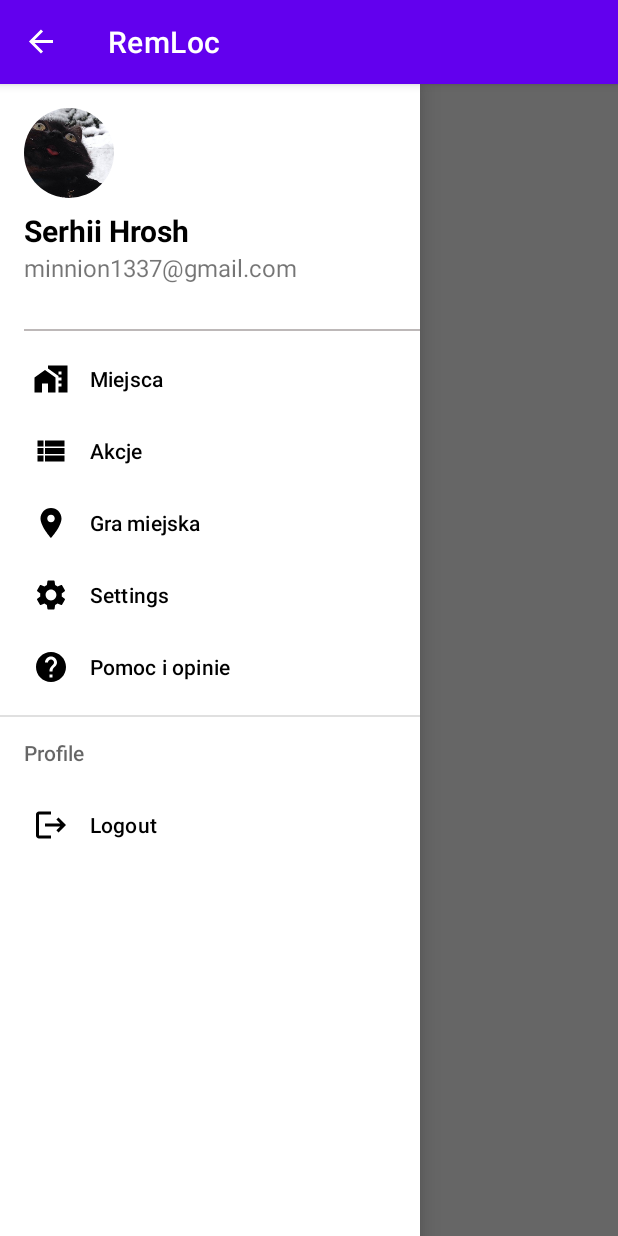
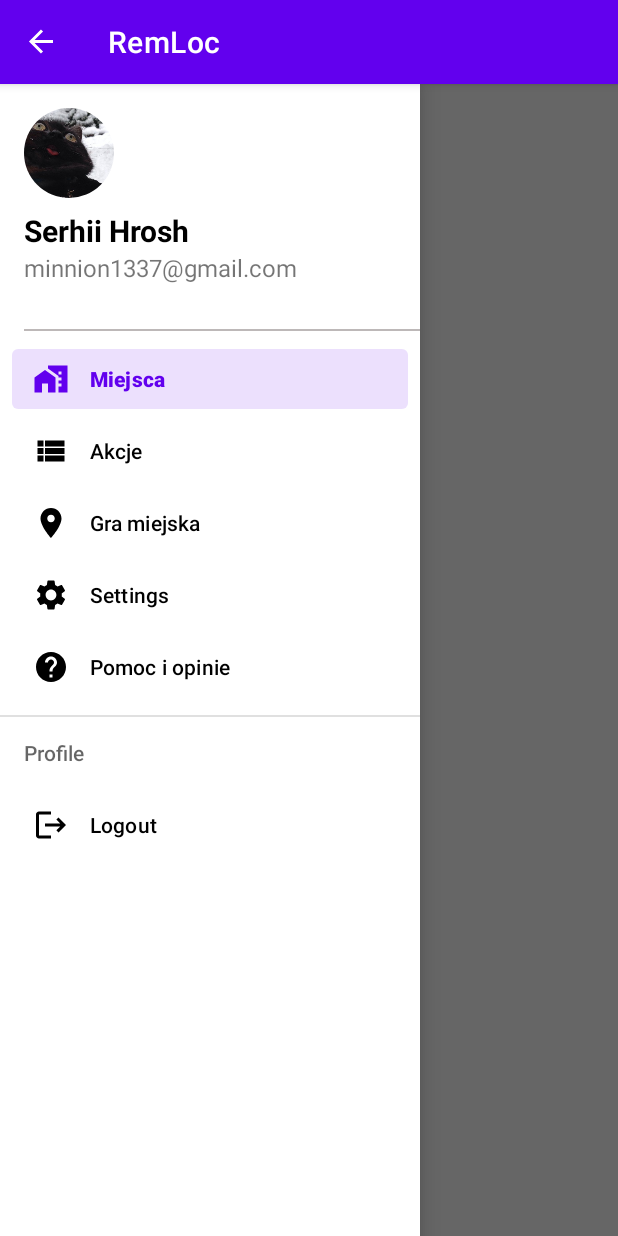
Before and after one commit to minni0n/Remloc, an Android app: the HomeActivity screen opened directly, with no data from a screen before it, after a tap on "Miejsca", on a phone screen of 412 x 824 dp. Run offline under Robolectric (Android 15) with nearby library versions, the phone set to English and light mode, and no system bars; our stand-ins replace CircleImageView; 1 statement that could not run was skipped; 1 other tap on this screen came first.

Commit message:
some bigger app

```diff
--- a/app/build.gradle
+++ b/app/build.gradle
@@ -48,6 +48,7 @@ dependencies {
     implementation 'androidx.constraintlayout:constraintlayout:2.1.3'
     implementation 'com.google.firebase:firebase-auth:21.0.4'
     implementation 'de.hdodenhof:circleimageview:3.1.0'
+    implementation 'androidx.legacy:legacy-support-v4:1.0.0'
     testImplementation 'junit:junit:4.13.2'
     androidTestImplementation 'androidx.test.ext:junit:1.1.3'
     androidTestImplementation 'androidx.test.espresso:espresso-core:3.4.0'
--- a/app/src/main/java/com/example/remloc1/HomeActivity.kt
+++ b/app/src/main/java/com/example/remloc1/HomeActivity.kt
@@ -1,22 +1,30 @@
 package com.example.remloc1
 
+import android.content.Intent
 import androidx.appcompat.app.AppCompatActivity
 import android.os.Bundle
 import android.view.MenuItem
 import android.widget.Toast
 import androidx.appcompat.app.ActionBarDrawerToggle
 import androidx.drawerlayout.widget.DrawerLayout
+import androidx.fragment.app.Fragment
+import com.google.android.gms.auth.api.signin.GoogleSignIn
+import com.google.android.gms.auth.api.signin.GoogleSignInClient
+import com.google.android.gms.auth.api.signin.GoogleSignInOptions
 import com.google.android.material.navigation.NavigationView
+import kotlinx.android.synthetic.main.activity_dashboard.*
 
 class HomeActivity : AppCompatActivity() {
 
+    lateinit var mGoogleSignInClient: GoogleSignInClient
     lateinit var toggle: ActionBarDrawerToggle
+    lateinit var drawerLayout: DrawerLayout
 
     override fun onCreate(savedInstanceState: Bundle?) {
         super.onCreate(savedInstanceState)
         setContentView(R.layout.activity_home)
 
-        val drawerLayout : DrawerLayout = findViewById(R.id.drawerLayout)
+        drawerLayout = findViewById(R.id.drawerLayout)
         val navView : NavigationView = findViewById(R.id.nav_view)
 
         toggle = ActionBarDrawerToggle(this, drawerLayout, R.string.open, R.string.close)
@@ -27,21 +35,51 @@ class HomeActivity : AppCompatActivity() {
 
         navView.setNavigationItemSelectedListener {
 
+            it.isChecked = true
+
             when(it.itemId){
 
-                R.id.nav_places -> Toast.makeText(applicationContext, "Clicked Miejsca", Toast.LENGTH_SHORT).show()
-                R.id.nav_actions -> Toast.makeText(applicationContext, "Clicked Akcje", Toast.LENGTH_SHORT).show()
-                R.id.nav_game_miejska -> Toast.makeText(applicationContext, "Clicked Gra miejska", Toast.LENGTH_SHORT).show()
-                R.id.nav_settings -> Toast.makeText(applicationContext, "Clicked Settings", Toast.LENGTH_SHORT).show()
-                R.id.nav_help_review -> Toast.makeText(applicationContext, "Clicked Pomoc i opinie", Toast.LENGTH_SHORT).show()
-                R.id.nav_logout -> Toast.makeText(applicationContext, "Clicked Logout", Toast.LENGTH_SHORT).show()
-
+                R.id.nav_places -> replaceFragment(PlacesFragment(), it.title.toString())
+                R.id.nav_actions -> replaceFragment(ActionsFragment(), it.title.toString())
+                R.id.nav_game_miejska -> replaceFragment(GameMiejskaFragment(), it.title.toString())
+                R.id.nav_settings -> replaceFragment(SettingsFragment(), it.title.toString())
+                R.id.nav_help_review -> replaceFragment(HelpReviewFragment(), it.title.toString())
+                R.id.nav_logout -> logoutFromGoogle()
             }
 
             true
 
 
         }
+
+        // call requestIdToken as follows
+        val gso = GoogleSignInOptions.Builder(GoogleSignInOptions.DEFAULT_SIGN_IN)
+            .requestIdToken(getString(R.string.default_web_client_id))
+            .requestEmail()
+            .build()
+        mGoogleSignInClient = GoogleSignIn.getClient(this, gso)
+
+
+    }
+
+    private fun logoutFromGoogle() {
+        mGoogleSignInClient.signOut().addOnCompleteListener {
+            val intent = Intent(this, MainActivity::class.java)
+            Toast.makeText(this, "Logging Out", Toast.LENGTH_SHORT).show()
+            startActivity(intent)
+            finish()
+        }
+    }
+
+    private fun replaceFragment(fragment: Fragment, title: String){
+
+        val fragmentManager = supportFragmentManager
+        val fragmentTransaction = fragmentManager.beginTransaction()
+
+        fragmentTransaction.replace(R.id.frameLayout, fragment)
+        fragmentTransaction.commit()
+        drawerLayout.closeDrawers()
+        setTitle(title)
 
     }
 
--- a/app/src/main/res/layout/activity_home.xml
+++ b/app/src/main/res/layout/activity_home.xml
@@ -12,17 +12,10 @@
         android:layout_width="match_parent"
         android:layout_height="match_parent">
 
-        <TextView
-            android:layout_width="wrap_content"
-            android:layout_height="wrap_content"
-            android:text="Hello World!"
-            android:textColor="@color/black"
-            android:textSize="26sp"
-            app:layout_constraintBottom_toBottomOf="parent"
-            app:layout_constraintEnd_toEndOf="parent"
-            app:layout_constraintHorizontal_bias="0.5"
-            app:layout_constraintStart_toStartOf="parent"
-            app:layout_constraintTop_toTopOf="parent" />
+        <FrameLayout
+            android:layout_width="match_parent"
+            android:layout_height="match_parent"
+            android:id="@+id/frameLayout"/>
 
     </androidx.constraintlayout.widget.ConstraintLayout>
 
--- a/app/src/main/res/menu/nav_menu.xml
+++ b/app/src/main/res/menu/nav_menu.xml
@@ -2,6 +2,9 @@
 <menu xmlns:android="http://schemas.android.com/apk/res/android"
     xmlns:tools="http://schemas.android.com/tools"
     tools:showIn="navigation_view">
+
+    <group android:checkableBehavior="single">
+
 
         <item
             android:id="@+id/nav_places"
@@ -28,14 +31,19 @@
             android:icon="@drawable/ic_baseline_help_24"
             android:title="Pomoc i opinie"/>
 
+    </group>
+
         <item android:title="Profile">
             <menu>
+                <group android:checkableBehavior="single">
 
                     <item
                         android:id="@+id/nav_logout"
                         android:icon="@drawable/ic_baseline_logout_24"
                         android:title="Logout"/>
 
+                </group>
+
             </menu>
         </item>
 
--- a/app/src/main/res/values/colors.xml
+++ b/app/src/main/res/values/colors.xml
@@ -8,5 +8,7 @@
     <color name="black">#FF000000</color>
     <color name="white">#FFFFFFFF</color>
     <color name="gray">#808080</color>
+    <color name="red">#DD982727</color>
+    <color name="yellow">#DD9E8013</color>
     <color name="underlineColor">#BDB8B8</color>
 </resources>
--- a/app/src/main/res/values/strings.xml
+++ b/app/src/main/res/values/strings.xml
@@ -9,4 +9,6 @@
     <string name="logout">Logout</string>
     <string name="open">Open</string>
     <string name="close">Close</string>
+    <!-- TODO: Remove or change this placeholder text -->
+    <string name="hello_blank_fragment">Hello blank fragment</string>
 </resources>
```
Lines whose indentation alone changed are shown as unchanged.
